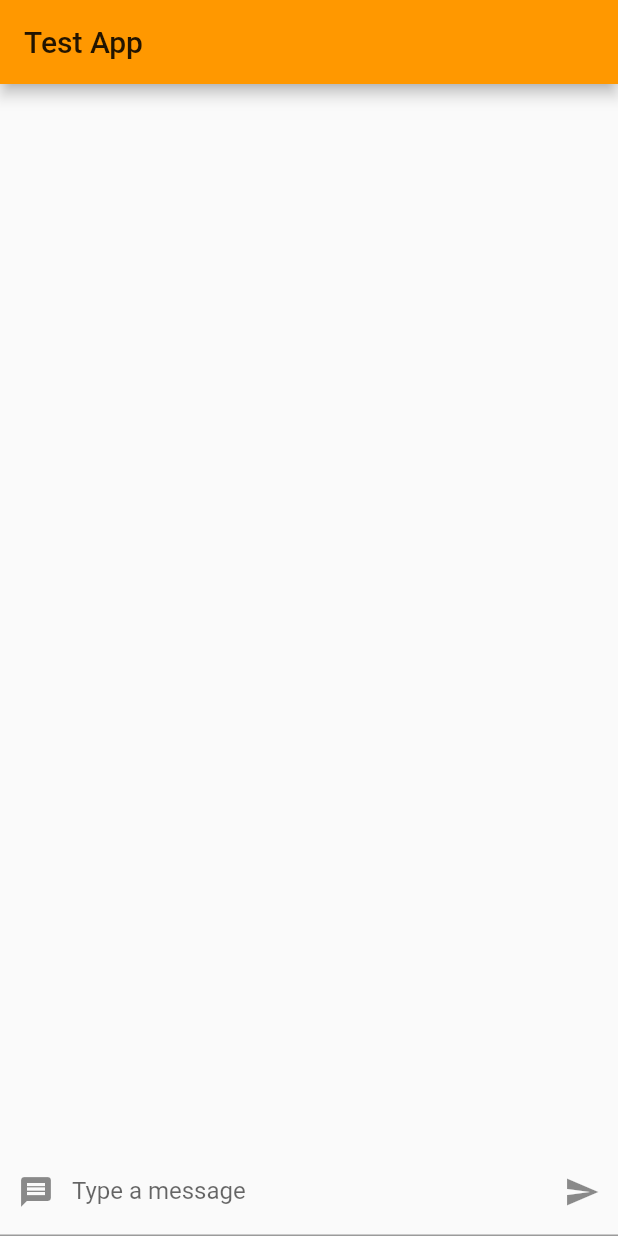
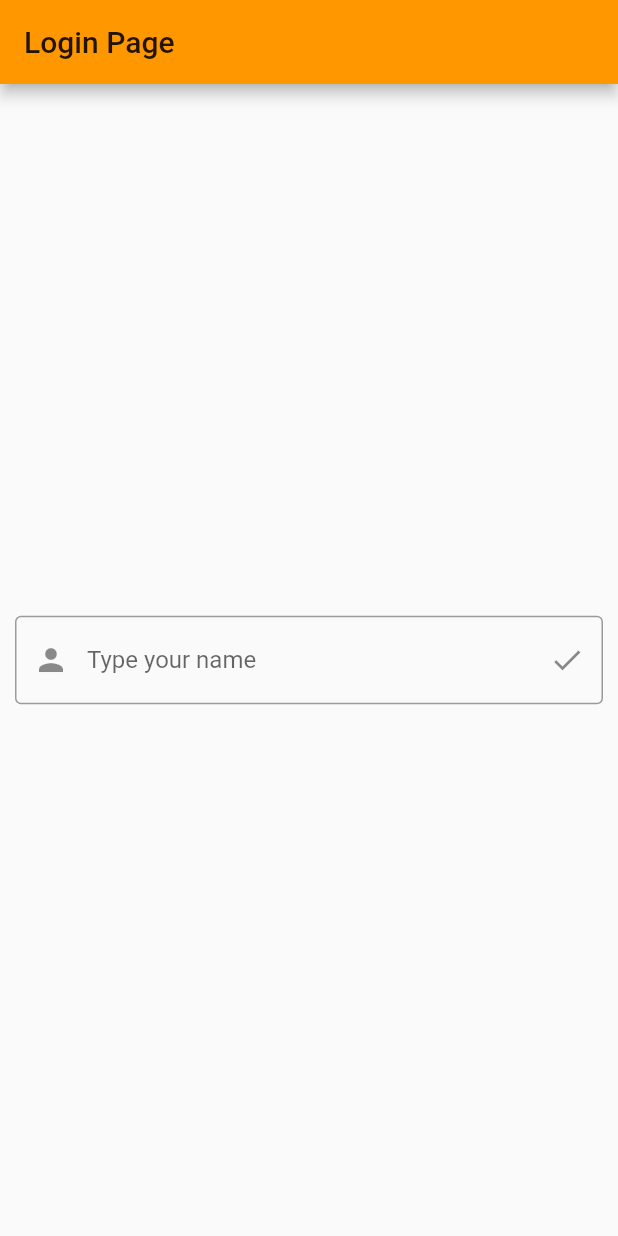
Before and after one commit to konstantinPopovskikh/Flutter_Tims_firebase, a Flutter app: the screen it shows after launch, on a phone screen of 412 x 824 dp. Run offline on Flutter 3.47's test engine with Material 2 defaults, Android fonts, the phone set to English and light mode, and no system bars.

Commit message:
added login page

```diff
--- /dev/null
+++ b/lib/login.dart
@@ -0,0 +1,58 @@
+import 'package:flutter/material.dart';
+import 'package:hello_flutter/my_home_page.dart';
+
+class LoginPage extends StatelessWidget {
+  const LoginPage({Key? key}) : super(key: key);
+
+  @override
+  Widget build(BuildContext context) {
+    return Scaffold(
+      appBar: AppBar(
+        title: const Text('Login Page'),
+      ),
+      body: const Body(),
+    );
+  }
+}
+
+class Body extends StatefulWidget {
+  const Body({Key? key}) : super(key: key);
+
+  @override
+  _BodyState createState() => _BodyState();
+}
+
+class _BodyState extends State<Body> {
+  String name = '';
+  TextEditingController controller = TextEditingController();
+
+  void click() {
+    name = controller.text;
+    Navigator.push(context,
+        MaterialPageRoute(builder: (context) => MyHomePage(name: name)));
+  }
+
+  @override
+  Widget build(BuildContext context) {
+    return Align(
+      alignment: Alignment.center,
+      child: Padding(
+        padding: const EdgeInsets.all(10),
+        child: TextField(
+          controller: controller,
+          decoration: InputDecoration(
+              prefixIcon: const Icon(Icons.person),
+              labelText: 'Type your name',
+              border:
+                  const OutlineInputBorder(borderSide: BorderSide(width: 5)),
+              suffixIcon: IconButton(
+                onPressed: click,
+                tooltip: 'Submit',
+                icon: const Icon(Icons.done),
+                splashColor: Colors.blue,
+              )),
+        ),
+      ),
+    );
+  }
+}
--- a/lib/main.dart
+++ b/lib/main.dart
@@ -1,5 +1,5 @@
 import 'package:flutter/material.dart';
-import 'package:hello_flutter/my_home_page.dart';
+import 'package:hello_flutter/login.dart';
 
 void main() => runApp(const MyApp());
 
@@ -12,7 +12,7 @@ class MyApp extends StatelessWidget {
       theme: ThemeData(
           primarySwatch: Colors.orange,
           visualDensity: VisualDensity.adaptivePlatformDensity),
-      home: const MyHomePage(),
+      home: const LoginPage(),
     );
   }
 }
--- a/lib/my_home_page.dart
+++ b/lib/my_home_page.dart
@@ -4,7 +4,8 @@ import 'package:hello_flutter/post_list.dart';
 import 'package:hello_flutter/text_input_widget.dart';
 
 class MyHomePage extends StatefulWidget {
-  const MyHomePage({Key? key}) : super(key: key);
+  const MyHomePage({required this.name, Key? key}) : super(key: key);
+  final String name;
 
   @override
   _MyHomePageState createState() => _MyHomePageState();
@@ -16,7 +17,7 @@ class _MyHomePageState extends State<MyHomePage> {
   void newPost(String text) {
     setState(() {
       if (text != '') {
-        posts.add(Post(text, 'Kostya'));
+        posts.add(Post(text, widget.name));
       }
     });
   }
--- a/lib/notes.txt
+++ b/lib/notes.txt
@@ -1 +1,2 @@
-stful - stateful widget code snippet
+stf - stateful widget code snippet
+stl - stateless widget snippet
```
